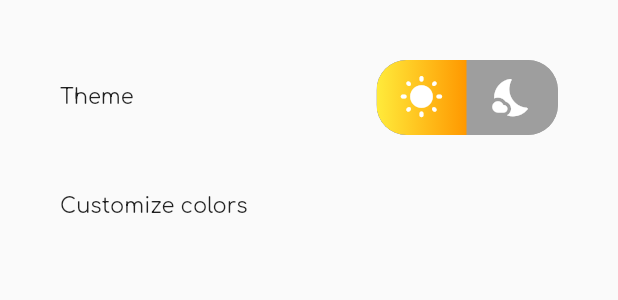
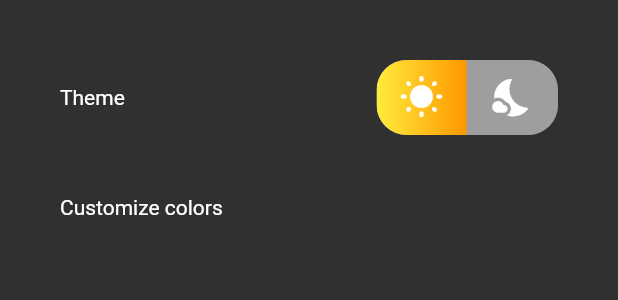
Before and after one commit to AugusteBalz/trial0125, a Flutter app: the AppSettings widget shown alone on an empty page, opened directly, after a tap on the "wb sunny" icon, on a phone screen of 412 x 824 dp. Shown: the top 300 px of the screen. Run offline on Flutter 3.47's test engine with Material 2 defaults, Android fonts, the phone set to English and light mode, and no system bars; drawn by our look-alikes of toggle_switch; our stand-ins replace carousel_slider, hive; accounts and stored records are empty.

Commit message:
simple theme change works

```diff
--- a/lib/globals/globals.dart
+++ b/lib/globals/globals.dart
@@ -2,13 +2,14 @@ library mood_as_classes.globals;
 
 import 'package:flutter/material.dart';
 import 'package:trial0106/globals/colors_of_mood.dart';
+import 'package:trial0106/main.dart';
 import 'package:trial0106/models/blueprint_mood.dart';
 import 'package:trial0106/models/mood_entries.dart';
 import 'package:trial0106/models/moods.dart';
 import 'package:trial0106/models/one_mood.dart';
 import 'package:trial0106/globals/constants_of_mood.dart';
 
-
+ThemeModel currentModel = ThemeModel();
 
 List<String> displayMoods = [
   "jelous",
--- a/lib/main.dart
+++ b/lib/main.dart
@@ -1,5 +1,6 @@
 import 'package:flutter/material.dart';
 import 'package:flutter/services.dart';
+import 'package:trial0106/globals/globals.dart';
 
 import 'package:trial0106/widgets/app_settings.dart';
 import 'package:trial0106/widgets/history.dart';
@@ -8,6 +9,9 @@ import 'package:trial0106/widgets/mood/slider_widget.dart';
 import 'package:trial0106/widgets/mood/log_mood_screen_one.dart';
 import 'package:trial0106/widgets/mood/log_mood_screen_two.dart';
 import 'package:hive/hive.dart';
+import 'package:provider/provider.dart';
+
+
 
 
 
@@ -26,6 +30,13 @@ class MyAppFirst extends StatelessWidget {
 
   @override
   Widget build(BuildContext context) {
+
+
+
+    return ChangeNotifierProvider<ThemeModel>(
+      create: (_) => currentModel,
+      child: Consumer<ThemeModel>(
+        builder: (_, currentModel, __) {
           return MaterialApp(
             title: 'Blossom',
             initialRoute: '/',
@@ -62,6 +73,15 @@ class MyAppFirst extends StatelessWidget {
                   //TODO: if ever needed, very very pretty color!!!!!!!!!!!!
                   color: const Color(0xFF151026),
                 )),
+
+            darkTheme: ThemeData.dark(), // Provide dark theme.
+            themeMode: currentModel.mode,
+            // =model.mode
+
+
+          );
+        },
+      ),
     );
   }
 }
@@ -117,6 +137,7 @@ class _HomePageState extends State<HomePage> {
     setState(() {
       _selectedIndex = index;
     });}
+
 
 
   // Map<SecondaryMoods, int> allMoodLogs = {};
@@ -180,3 +201,15 @@ class _HomePageState extends State<HomePage> {
     );
   }
 }
+
+
+class ThemeModel with ChangeNotifier {
+  ThemeMode _mode;
+  ThemeMode get mode => _mode;
+  ThemeModel({ThemeMode mode = ThemeMode.light}) : _mode = mode;
+
+  void toggleMode() {
+    _mode = _mode == ThemeMode.light ? ThemeMode.dark : ThemeMode.light;
+    notifyListeners();
+  }
+}
--- a/lib/widgets/app_settings.dart
+++ b/lib/widgets/app_settings.dart
@@ -1,5 +1,8 @@
 import 'package:flutter/material.dart';
 import 'package:toggle_switch/toggle_switch.dart';
+import 'package:trial0106/globals/globals.dart';
+
+import 'package:provider/provider.dart';
 
 
 class AppSettings extends StatefulWidget {
@@ -54,6 +57,8 @@ class _AppSettingsState extends State<AppSettings> {
                   //curve: Curves.linear, // animate must be set to true when using custom curve
                   onToggle: (index) {
                     print('switched to: $index');
+                     currentModel.toggleMode();
+
                   },
                 ),
               ],
--- a/pubspec.yaml
+++ b/pubspec.yaml
@@ -49,6 +49,9 @@ dependencies:
 
   #carousel
   carousel_slider: ^4.0.0
+
+  #change theme
+  provider: ^6.0.2
 
 dev_dependencies:
   flutter_test:
```
Also changed, not shown: pubspec.lock. Lines whose indentation alone changed are shown as unchanged.
